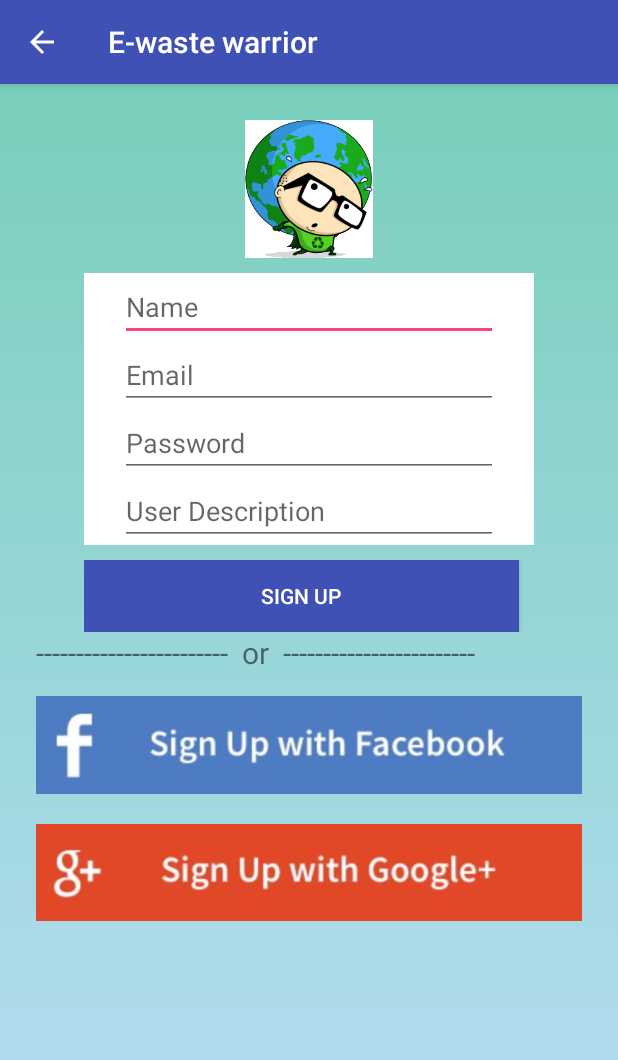
After one commit to D1vyanshGupta/Eco-Warrior, an Android app: the SignUpActivity screen opened directly, with no data from a screen before it, on a phone screen of 412 x 824 dp. The commit adds this screen. Shown: the top 1060 px of the screen. Run offline under Robolectric (Android 15) with nearby library versions, the phone set to English and light mode, and no system bars; our stand-ins replace Firebase (no records; nobody signed in at launch, a user with empty details on screens opened directly).

Commit message:
User Registration Completed

```diff
--- a/app/src/main/AndroidManifest.xml
+++ b/app/src/main/AndroidManifest.xml
@@ -31,9 +31,9 @@
         <activity android:name=".WelcomeActivity" />
         <activity android:name=".MapActivity" />
         <activity
-            android:name=".MarkerDialogActivity"
-            android:parentActivityName=".MapActivity"
-            android:theme="@android:style/Theme.Holo.Dialog"/>
+            android:name=".SignUpActivity"
+            android:parentActivityName=".MainActivity"
+            />
     </application>
 
 </manifest>
--- a/app/src/main/java/com/scsentu/cz2006_team_1_group_6/eco_warrior/MainActivity.java
+++ b/app/src/main/java/com/scsentu/cz2006_team_1_group_6/eco_warrior/MainActivity.java
@@ -21,6 +21,7 @@ public class MainActivity extends AppCompatActivity {
 
     private EditText mEmail, mPassword;
     private Button btnSignIn;
+    private Button btnSignUp;
 
     @Override
     protected void onCreate(Bundle savedInstanceState) {
@@ -51,6 +52,7 @@ public class MainActivity extends AppCompatActivity {
         mPassword = (EditText) findViewById(R.id.password);
 
         btnSignIn = (Button) findViewById(R.id.email_sign_in_button);
+        btnSignUp = (Button) findViewById(R.id.email_sign_up_button);
 
         btnSignIn.setOnClickListener(new View.OnClickListener() {
             @Override
@@ -64,6 +66,14 @@ public class MainActivity extends AppCompatActivity {
                 } else {
                     makeToast("Please type in the Email and Password");
                 }
+            }
+        });
+
+        btnSignUp.setOnClickListener(new View.OnClickListener() {
+            @Override
+            public void onClick(View view) {
+                Intent signUpIntent = new Intent(MainActivity.this, SignUpActivity.class);
+                startActivity(signUpIntent);
             }
         });
 
--- /dev/null
+++ b/app/src/main/java/com/scsentu/cz2006_team_1_group_6/eco_warrior/SignUpActivity.java
@@ -0,0 +1,92 @@
+package com.scsentu.cz2006_team_1_group_6.eco_warrior;
+
+
+import android.content.Intent;
+import android.os.Bundle;
+import android.support.annotation.NonNull;
+import android.support.v7.app.AppCompatActivity;
+import android.text.TextUtils;
+import android.view.View;
+import android.widget.Button;
+import android.widget.EditText;
+import android.widget.ProgressBar;
+import android.widget.Toast;
+
+import com.google.android.gms.tasks.OnCompleteListener;
+import com.google.android.gms.tasks.Task;
+import com.google.firebase.auth.AuthResult;
+import com.google.firebase.auth.FirebaseAuth;
+
+public class SignUpActivity extends AppCompatActivity{
+
+    private EditText mNameEditText;
+    private EditText mEmailEditText;
+    private EditText mPasswordEditText;
+    private EditText mUserDescriptionEditText;
+
+    private ProgressBar mProgressBar;
+
+    private FirebaseAuth mAuth;
+
+    private Button mSignUpBtn;
+
+    @Override
+    protected void onCreate( Bundle savedInstanceState) {
+        super.onCreate(savedInstanceState);
+        setContentView(R.layout.activity_sign_up);
+
+        mAuth = FirebaseAuth.getInstance();
+
+        mNameEditText = (EditText) findViewById(R.id.sign_up_name);
+        mEmailEditText = (EditText) findViewById(R.id.sign_up_email);
+        mPasswordEditText = (EditText) findViewById(R.id.sign_up_password);
+        mUserDescriptionEditText = (EditText) findViewById(R.id.sign_up_user_description);
+
+        mProgressBar = (ProgressBar) findViewById(R.id.progressBar);
+
+        mSignUpBtn = (Button) findViewById(R.id.email_sign_up_button);
+
+        mSignUpBtn.setOnClickListener(new View.OnClickListener() {
+            @Override
+            public void onClick(View view) {
+                String name = mNameEditText.getText().toString().trim();
+                String email = mEmailEditText.getText().toString().trim();
+                String password = mPasswordEditText.getText().toString().trim();
+
+                if (TextUtils.isEmpty(email)) {
+                    Toast.makeText(getApplicationContext(), "Enter email address!", Toast.LENGTH_SHORT).show();
+                    return;
+                }
+
+                if (TextUtils.isEmpty(password)) {
+                    Toast.makeText(getApplicationContext(), "Enter password!", Toast.LENGTH_SHORT).show();
+                    return;
+                }
+
+                if (password.length() < 6) {
+                    Toast.makeText(getApplicationContext(), "Password too short, enter minimum 6 characters!", Toast.LENGTH_SHORT).show();
+                    return;
+                }
+
+                mProgressBar.setVisibility(View.VISIBLE);
+
+                mAuth.createUserWithEmailAndPassword(email, password)
+                        .addOnCompleteListener(SignUpActivity.this, new OnCompleteListener<AuthResult>() {
+                            @Override
+                            public void onComplete(@NonNull Task<AuthResult> task) {
+                                Toast.makeText(SignUpActivity.this, "createUserWithEmail:onComplete:" + task.isSuccessful(), Toast.LENGTH_SHORT).show();
+                                mProgressBar.setVisibility(View.GONE);
+
+                                if(!task.isSuccessful()){
+                                    Toast.makeText(SignUpActivity.this, "Authentication failed.", Toast.LENGTH_SHORT).show();
+                                }
+                                else {
+                                    startActivity(new Intent(SignUpActivity.this, MainActivity.class));
+                                    finish();
+                                }
+                            }
+                        });
+            }
+        });
+    }
+}
--- /dev/null
+++ b/app/src/main/res/layout/activity_sign_up.xml
@@ -0,0 +1,104 @@
+<?xml version="1.0" encoding="utf-8"?>
+<LinearLayout
+    xmlns:android="http://schemas.android.com/apk/res/android"
+    android:layout_alignParentTop="true"
+    android:orientation="vertical"
+    android:layout_width="match_parent"
+    android:layout_height="match_parent"
+    android:paddingTop="24dp"
+    android:paddingLeft="24dp"
+    android:paddingRight="24dp"
+    android:id="@+id/layer1"
+    android:background="@drawable/gradient">
+
+    <ImageView android:src="@drawable/eco_wr"
+        android:layout_width="wrap_content"
+        android:layout_height="92dp"
+        android:layout_gravity="center_horizontal"
+        android:layout_marginBottom="10dp"/>
+
+    <LinearLayout
+        android:layout_width="@dimen/linearlayout_width"
+        android:layout_height="wrap_content"
+        android:layout_gravity="center_horizontal"
+        android:background="@color/bg_screen1"
+        android:orientation="vertical"
+        android:paddingLeft="@dimen/padding_width"
+        android:paddingRight="@dimen/padding_width">
+        <EditText
+            android:id="@+id/sign_up_name"
+            android:layout_width="match_parent"
+            android:layout_height="wrap_content"
+            android:hint="Name"/>
+        <EditText
+            android:id="@+id/sign_up_email"
+            android:layout_width="match_parent"
+            android:layout_height="wrap_content"
+            android:hint="Email" />
+        <EditText
+            android:id="@+id/sign_up_password"
+            android:layout_width="match_parent"
+            android:layout_height="wrap_content"
+            android:hint="Password"
+            android:inputType="textPassword" />
+        <ScrollView
+            android:layout_width="match_parent"
+            android:layout_height="wrap_content">
+            <EditText
+                android:id="@+id/sign_up_user_description"
+                android:layout_width="match_parent"
+                android:layout_height="wrap_content"
+                android:hint="User Description" />
+        </ScrollView>
+    </LinearLayout>
+    <LinearLayout
+        android:layout_width="@dimen/linearlayout_width"
+        android:layout_height="wrap_content"
+        android:layout_marginTop="10dp"
+        android:orientation="horizontal"
+        android:layout_gravity="center_horizontal">
+        <Button
+            android:id="@+id/email_sign_up_button"
+            android:layout_width="match_parent"
+            android:layout_height="wrap_content"
+            android:layout_alignParentBottom="true"
+            android:layout_alignParentRight="true"
+            android:background="@color/colorPrimary"
+            android:text="@string/sign_up"
+            android:textColor="@android:color/white"
+            android:layout_marginRight="10dp"/>
+
+    </LinearLayout>
+    <LinearLayout
+        android:orientation="vertical"
+        android:layout_width="wrap_content"
+        android:layout_height="wrap_content">
+        <TextView
+            android:layout_width="match_parent"
+            android:layout_height="wrap_content"
+            android:text="------------------------  or  ------------------------"
+            android:textSize = "20dp"/>
+        <ImageView
+            android:id="@+id/facebookIcon"
+            android:layout_width="match_parent"
+            android:layout_height="match_parent"
+            android:layout_weight="0.5"
+            android:layout_marginTop="10dp"
+            android:src="@drawable/sign_up_facebook" />
+        <ImageView
+            android:id="@+id/googleIcon"
+            android:layout_width="match_parent"
+            android:layout_height="match_parent"
+            android:layout_weight="0.5"
+            android:layout_marginTop="10dp"
+            android:src="@drawable/sign_up_google" />
+    </LinearLayout>
+
+    <ProgressBar
+        android:id="@+id/progressBar"
+        android:layout_width="30dp"
+        android:layout_height="30dp"
+        android:layout_gravity="center|bottom"
+        android:layout_marginBottom="20dp"
+        android:visibility="gone" />
+</LinearLayout>
--- /dev/null
+++ b/app/src/main/res/values/dimen.xml
@@ -0,0 +1,14 @@
+<resources>
+    <!-- Default screen margins, per the Android Design guidelines. -->
+    <dimen name="activity_horizontal_margin">16dp</dimen>
+    <dimen name="activity_vertical_margin">16dp</dimen>
+    <dimen name="fab_margin">16dp</dimen>
+    <dimen name="dots_height">30dp</dimen>
+    <dimen name="dots_margin_bottom">20dp</dimen>
+    <dimen name="img_width_height">120dp</dimen>
+    <dimen name="screen_title">30dp</dimen>
+    <dimen name="screen_desc">20dp</dimen>
+    <dimen name="desc_padding">40dp</dimen>
+    <dimen name="linearlayout_width">300dp</dimen>
+    <dimen name="padding_width">24dp</dimen>
+</resources>
```
Also changed, not shown: app/src/main/java/com/scsentu/cz2006_team_1_group_6/eco_warrior/MapActivity.java (line endings or trailing spaces).
